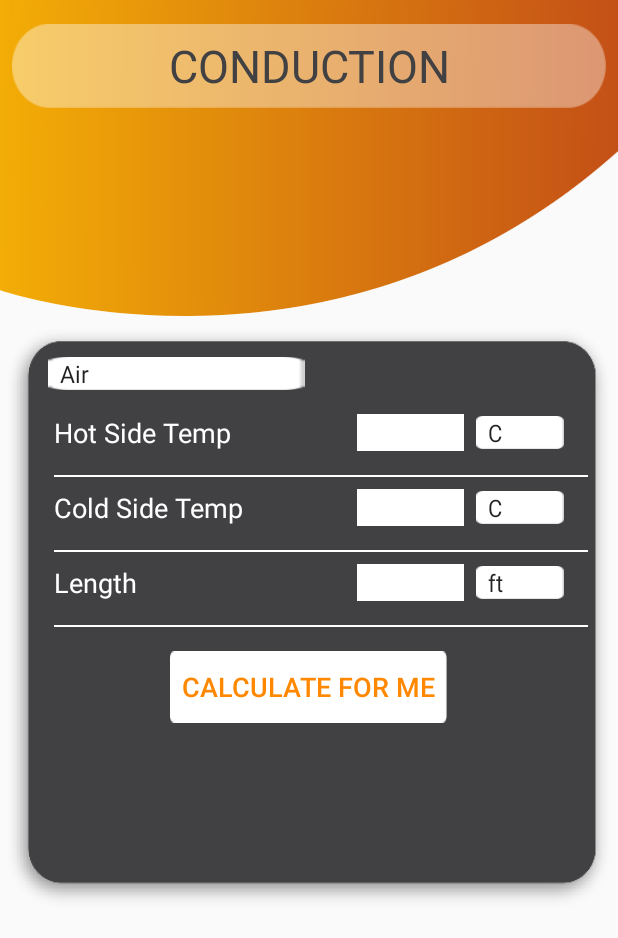
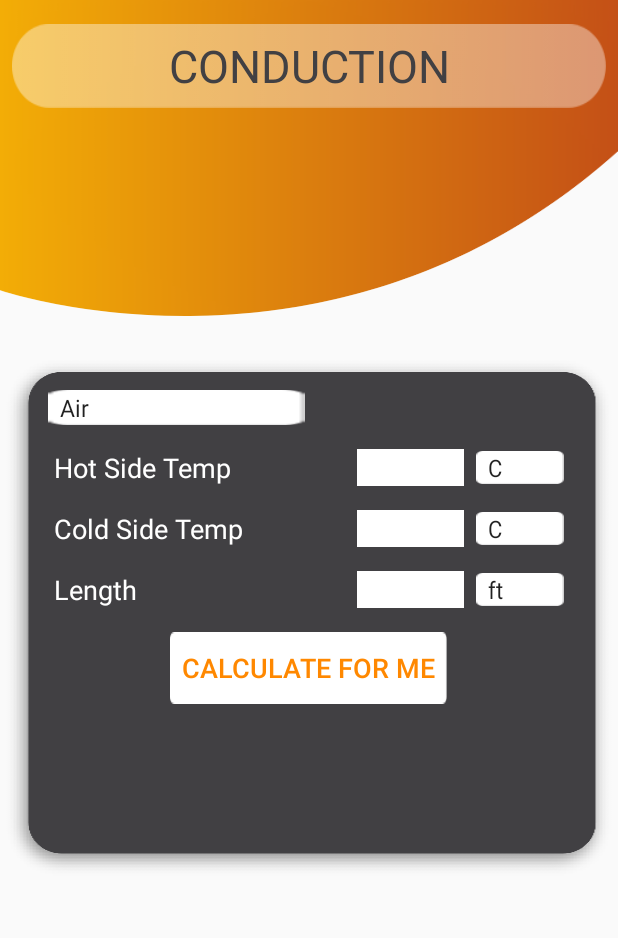
Before and after one commit to msrusse/FireDynamics, an Android app: the Conduction screen opened directly, with no data from a screen before it, on a phone screen of 412 x 824 dp. Shown: the top 938 px of the screen. Run offline under Robolectric (Android 15) with nearby library versions, the phone set to English and light mode, and no system bars.

Commit message:
Updates all UI's besides the graphs

```diff
--- a/app/src/main/res/layout/activity_conduction.xml
+++ b/app/src/main/res/layout/activity_conduction.xml
@@ -111,14 +111,6 @@
 
         </LinearLayout>
 
-        <android.support.v7.widget.AppCompatImageView
-            android:layout_width="match_parent"
-            android:layout_height="match_parent"
-            android:layout_marginStart="24dp"
-            android:layout_marginEnd="16dp"
-            android:layout_marginBottom="8dp"
-            android:background="@mipmap/divider" />
-
         <LinearLayout
             android:layout_width="match_parent"
             android:layout_height="wrap_content"
@@ -169,14 +161,6 @@
 
         </LinearLayout>
 
-        <android.support.v7.widget.AppCompatImageView
-            android:layout_width="match_parent"
-            android:layout_height="match_parent"
-            android:layout_marginStart="24dp"
-            android:layout_marginEnd="16dp"
-            android:layout_marginBottom="8dp"
-            android:background="@mipmap/divider" />
-
         <LinearLayout
             android:layout_width="match_parent"
             android:layout_height="wrap_content"
@@ -225,14 +209,6 @@
                 android:textColor="@color/colorPrimaryDark" />
 
         </LinearLayout>
-
-        <android.support.v7.widget.AppCompatImageView
-            android:layout_width="match_parent"
-            android:layout_height="match_parent"
-            android:layout_marginStart="24dp"
-            android:layout_marginEnd="16dp"
-            android:layout_marginBottom="16dp"
-            android:background="@mipmap/divider" />
 
         <Button
             android:id="@+id/getResultsButton"
@@ -300,14 +276,6 @@
                     android:textColor="@color/colorPrimaryDark" />
             </LinearLayout>
 
-            <android.support.v7.widget.AppCompatImageView
-                android:layout_width="match_parent"
-                android:layout_height="match_parent"
-                android:layout_marginStart="24dp"
-                android:layout_marginEnd="16dp"
-                android:layout_marginBottom="8dp"
-                android:background="@mipmap/divider" />
-
             <LinearLayout
                 android:layout_width="match_parent"
                 android:layout_height="wrap_content"
```
